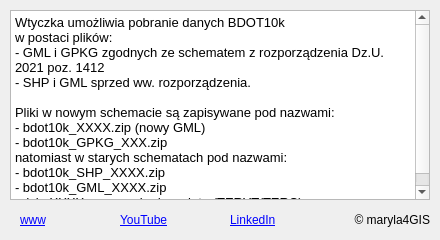
Above: bdot10k_dialog_info.ui from marylaGIS/bdot10k before the change. Below: the same form after it.
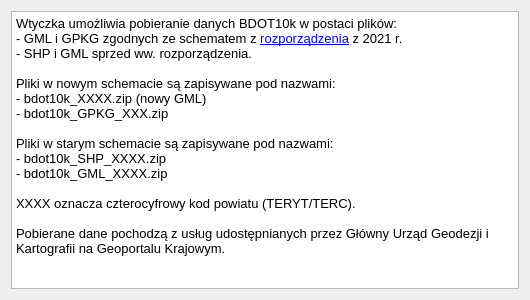
That is the form after the change.

Commit message: updated info dialog

```diff
--- a/bdot10k_dialog_info.ui
+++ b/bdot10k_dialog_info.ui
@@ -6,139 +6,48 @@
    <rect>
     <x>0</x>
     <y>0</y>
-    <width>440</width>
-    <height>240</height>
+    <width>530</width>
+    <height>300</height>
    </rect>
   </property>
-  <property name="minimumSize">
-   <size>
-    <width>440</width>
-    <height>190</height>
-   </size>
-  </property>
   <property name="maximumSize">
    <size>
-    <width>560</width>
-    <height>240</height>
+    <width>640</width>
+    <height>480</height>
    </size>
   </property>
   <property name="windowTitle">
    <string>Informacje</string>
   </property>
-  <widget class="QTextBrowser" name="txt">
-   <property name="geometry">
-    <rect>
-     <x>10</x>
-     <y>10</y>
-     <width>420</width>
-     <height>190</height>
-    </rect>
-   </property>
-   <property name="autoFillBackground">
-    <bool>true</bool>
-   </property>
-   <property name="html">
-    <string>&lt;!DOCTYPE HTML PUBLIC &quot;-//W3C//DTD HTML 4.0//EN&quot; &quot;http://www.w3.org/TR/REC-html40/strict.dtd&quot;&gt;
+  <layout class="QGridLayout" name="gridLayout">
+   <item row="0" column="0">
+    <widget class="QTextBrowser" name="txt">
+     <property name="html">
+      <string>&lt;!DOCTYPE HTML PUBLIC &quot;-//W3C//DTD HTML 4.0//EN&quot; &quot;http://www.w3.org/TR/REC-html40/strict.dtd&quot;&gt;
 &lt;html&gt;&lt;head&gt;&lt;meta name=&quot;qrichtext&quot; content=&quot;1&quot; /&gt;&lt;style type=&quot;text/css&quot;&gt;
 p, li { white-space: pre-wrap; }
 &lt;/style&gt;&lt;/head&gt;&lt;body style=&quot; font-family:'MS Shell Dlg 2'; font-size:7.8pt; font-weight:400; font-style:normal;&quot;&gt;
-&lt;p style=&quot; margin-top:0px; margin-bottom:0px; margin-left:0px; margin-right:0px; -qt-block-indent:0; text-indent:0px;&quot;&gt;&lt;span style=&quot; font-size:10pt;&quot;&gt;Wtyczka umożliwia pobranie danych BDOT10k &lt;br /&gt;w postaci plików:&lt;/span&gt;&lt;/p&gt;
-&lt;p style=&quot; margin-top:0px; margin-bottom:0px; margin-left:0px; margin-right:0px; -qt-block-indent:0; text-indent:0px;&quot;&gt;&lt;span style=&quot; font-size:10pt;&quot;&gt;- GML i GPKG zgodnych ze schematem z rozporządzenia Dz.U. 2021 poz. 1412&lt;/span&gt;&lt;/p&gt;
+&lt;p style=&quot; margin-top:0px; margin-bottom:0px; margin-left:0px; margin-right:0px; -qt-block-indent:0; text-indent:0px;&quot;&gt;&lt;span style=&quot; font-size:10pt;&quot;&gt;Wtyczka umożliwia pobieranie danych BDOT10k w postaci plików:&lt;/span&gt;&lt;/p&gt;
+&lt;p style=&quot; margin-top:0px; margin-bottom:0px; margin-left:0px; margin-right:0px; -qt-block-indent:0; text-indent:0px;&quot;&gt;&lt;span style=&quot; font-size:10pt;&quot;&gt;- GML i GPKG zgodnych ze schematem z &lt;/span&gt;&lt;a href=&quot;https://isap.sejm.gov.pl/isap.nsf/DocDetails.xsp?id=WDU20210001412&quot;&gt;&lt;span style=&quot; font-size:10pt; text-decoration: underline; color:#0000ff;&quot;&gt;rozporządzenia&lt;/span&gt;&lt;/a&gt;&lt;span style=&quot; font-size:10pt;&quot;&gt; z 2021 r.&lt;/span&gt;&lt;/p&gt;
 &lt;p style=&quot; margin-top:0px; margin-bottom:0px; margin-left:0px; margin-right:0px; -qt-block-indent:0; text-indent:0px;&quot;&gt;&lt;span style=&quot; font-size:10pt;&quot;&gt;- SHP i GML sprzed ww. rozporządzenia.&lt;/span&gt;&lt;/p&gt;
 &lt;p style=&quot;-qt-paragraph-type:empty; margin-top:0px; margin-bottom:0px; margin-left:0px; margin-right:0px; -qt-block-indent:0; text-indent:0px; font-size:10pt;&quot;&gt;&lt;br /&gt;&lt;/p&gt;
 &lt;p style=&quot; margin-top:0px; margin-bottom:0px; margin-left:0px; margin-right:0px; -qt-block-indent:0; text-indent:0px;&quot;&gt;&lt;span style=&quot; font-size:10pt;&quot;&gt;Pliki w nowym schemacie są zapisywane pod nazwami:&lt;/span&gt;&lt;/p&gt;
 &lt;p style=&quot; margin-top:0px; margin-bottom:0px; margin-left:0px; margin-right:0px; -qt-block-indent:0; text-indent:0px;&quot;&gt;&lt;span style=&quot; font-size:10pt;&quot;&gt;- bdot10k_XXXX.zip (nowy GML) &lt;/span&gt;&lt;/p&gt;
 &lt;p style=&quot; margin-top:0px; margin-bottom:0px; margin-left:0px; margin-right:0px; -qt-block-indent:0; text-indent:0px;&quot;&gt;&lt;span style=&quot; font-size:10pt;&quot;&gt;- bdot10k_GPKG_XXX.zip&lt;/span&gt;&lt;/p&gt;
-&lt;p style=&quot; margin-top:0px; margin-bottom:0px; margin-left:0px; margin-right:0px; -qt-block-indent:0; text-indent:0px;&quot;&gt;&lt;span style=&quot; font-size:10pt;&quot;&gt;natomiast w starych schematach pod nazwami:&lt;/span&gt;&lt;/p&gt;
+&lt;p style=&quot;-qt-paragraph-type:empty; margin-top:0px; margin-bottom:0px; margin-left:0px; margin-right:0px; -qt-block-indent:0; text-indent:0px; font-size:10pt;&quot;&gt;&lt;br /&gt;&lt;/p&gt;
+&lt;p style=&quot; margin-top:0px; margin-bottom:0px; margin-left:0px; margin-right:0px; -qt-block-indent:0; text-indent:0px;&quot;&gt;&lt;span style=&quot; font-size:10pt;&quot;&gt;Pliki w starym schemacie są zapisywane pod nazwami:&lt;/span&gt;&lt;/p&gt;
 &lt;p style=&quot; margin-top:0px; margin-bottom:0px; margin-left:0px; margin-right:0px; -qt-block-indent:0; text-indent:0px;&quot;&gt;&lt;span style=&quot; font-size:10pt;&quot;&gt;- bdot10k_SHP_XXXX.zip&lt;br /&gt;- bdot10k_GML_XXXX.zip&lt;/span&gt;&lt;/p&gt;
-&lt;p style=&quot; margin-top:0px; margin-bottom:0px; margin-left:0px; margin-right:0px; -qt-block-indent:0; text-indent:0px;&quot;&gt;&lt;span style=&quot; font-size:10pt;&quot;&gt;gdzie XXXX oznacza kod powiatu (TERYT/TERC).&lt;/span&gt;&lt;/p&gt;&lt;/body&gt;&lt;/html&gt;</string>
-   </property>
-  </widget>
-  <widget class="QLabel" name="label">
-   <property name="geometry">
-    <rect>
-     <x>120</x>
-     <y>210</y>
-     <width>100</width>
-     <height>20</height>
-    </rect>
-   </property>
-   <property name="text">
-    <string>&lt;html&gt;&lt;head/&gt;&lt;body&gt;&lt;p&gt;&lt;a href=&quot;https://www.youtube.com/@maryla4GIS&quot;&gt;&lt;span style=&quot; text-decoration: underline; color:#0000ff;&quot;&gt;YouTube&lt;/span&gt;&lt;/a&gt;&lt;/p&gt;&lt;/body&gt;&lt;/html&gt;</string>
-   </property>
-   <property name="textFormat">
-    <enum>Qt::RichText</enum>
-   </property>
-   <property name="openExternalLinks">
-    <bool>true</bool>
-   </property>
-   <property name="textInteractionFlags">
-    <set>Qt::TextBrowserInteraction</set>
-   </property>
-  </widget>
-  <widget class="QLabel" name="label_2">
-   <property name="geometry">
-    <rect>
-     <x>20</x>
-     <y>210</y>
-     <width>100</width>
-     <height>20</height>
-    </rect>
-   </property>
-   <property name="text">
-    <string>&lt;html&gt;&lt;head/&gt;&lt;body&gt;&lt;p&gt;&lt;a href=&quot;https://marylagis.github.io&quot;&gt;&lt;span style=&quot; text-decoration: underline; color:#0000ff;&quot;&gt;www&lt;/span&gt;&lt;/a&gt;&lt;/p&gt;&lt;/body&gt;&lt;/html&gt;</string>
-   </property>
-   <property name="textFormat">
-    <enum>Qt::RichText</enum>
-   </property>
-   <property name="openExternalLinks">
-    <bool>true</bool>
-   </property>
-   <property name="textInteractionFlags">
-    <set>Qt::TextBrowserInteraction</set>
-   </property>
-  </widget>
-  <widget class="QLabel" name="label_3">
-   <property name="geometry">
-    <rect>
-     <x>230</x>
-     <y>210</y>
-     <width>100</width>
-     <height>20</height>
-    </rect>
-   </property>
-   <property name="text">
-    <string>&lt;html&gt;&lt;head/&gt;&lt;body&gt;&lt;p&gt;&lt;a href=&quot;https://www.linkedin.com/in/marylajez/&quot;&gt;&lt;span style=&quot; text-decoration: underline; color:#0000ff;&quot;&gt;LinkedIn&lt;/span&gt;&lt;/a&gt;&lt;/p&gt;&lt;/body&gt;&lt;/html&gt;</string>
-   </property>
-   <property name="textFormat">
-    <enum>Qt::RichText</enum>
-   </property>
-   <property name="openExternalLinks">
-    <bool>true</bool>
-   </property>
-   <property name="textInteractionFlags">
-    <set>Qt::TextBrowserInteraction</set>
-   </property>
-  </widget>
-  <widget class="QLabel" name="label_4">
-   <property name="geometry">
-    <rect>
-     <x>330</x>
-     <y>210</y>
-     <width>100</width>
-     <height>20</height>
-    </rect>
-   </property>
-   <property name="layoutDirection">
-    <enum>Qt::LeftToRight</enum>
-   </property>
-   <property name="text">
-    <string>© maryla4GIS</string>
-   </property>
-   <property name="alignment">
-    <set>Qt::AlignRight|Qt::AlignTrailing|Qt::AlignVCenter</set>
-   </property>
-  </widget>
+&lt;p style=&quot;-qt-paragraph-type:empty; margin-top:0px; margin-bottom:0px; margin-left:0px; margin-right:0px; -qt-block-indent:0; text-indent:0px; font-size:10pt;&quot;&gt;&lt;br /&gt;&lt;/p&gt;
+&lt;p style=&quot; margin-top:0px; margin-bottom:0px; margin-left:0px; margin-right:0px; -qt-block-indent:0; text-indent:0px;&quot;&gt;&lt;span style=&quot; font-size:10pt;&quot;&gt;XXXX oznacza czterocyfrowy kod powiatu (TERYT/TERC).&lt;/span&gt;&lt;/p&gt;
+&lt;p style=&quot;-qt-paragraph-type:empty; margin-top:0px; margin-bottom:0px; margin-left:0px; margin-right:0px; -qt-block-indent:0; text-indent:0px; font-size:10pt;&quot;&gt;&lt;br /&gt;&lt;/p&gt;
+&lt;p style=&quot; margin-top:0px; margin-bottom:0px; margin-left:0px; margin-right:0px; -qt-block-indent:0; text-indent:0px;&quot;&gt;&lt;span style=&quot; font-size:10pt;&quot;&gt;Pobierane dane pochodzą z usług udostępnianych przez Główny Urząd Geodezji i Kartografii na Geoportalu Krajowym.&lt;/span&gt;&lt;/p&gt;&lt;/body&gt;&lt;/html&gt;</string>
+     </property>
+     <property name="openExternalLinks">
+      <bool>true</bool>
+     </property>
+    </widget>
+   </item>
+  </layout>
  </widget>
  <resources/>
  <connections/>
```
The commit also changes 1 other file.
